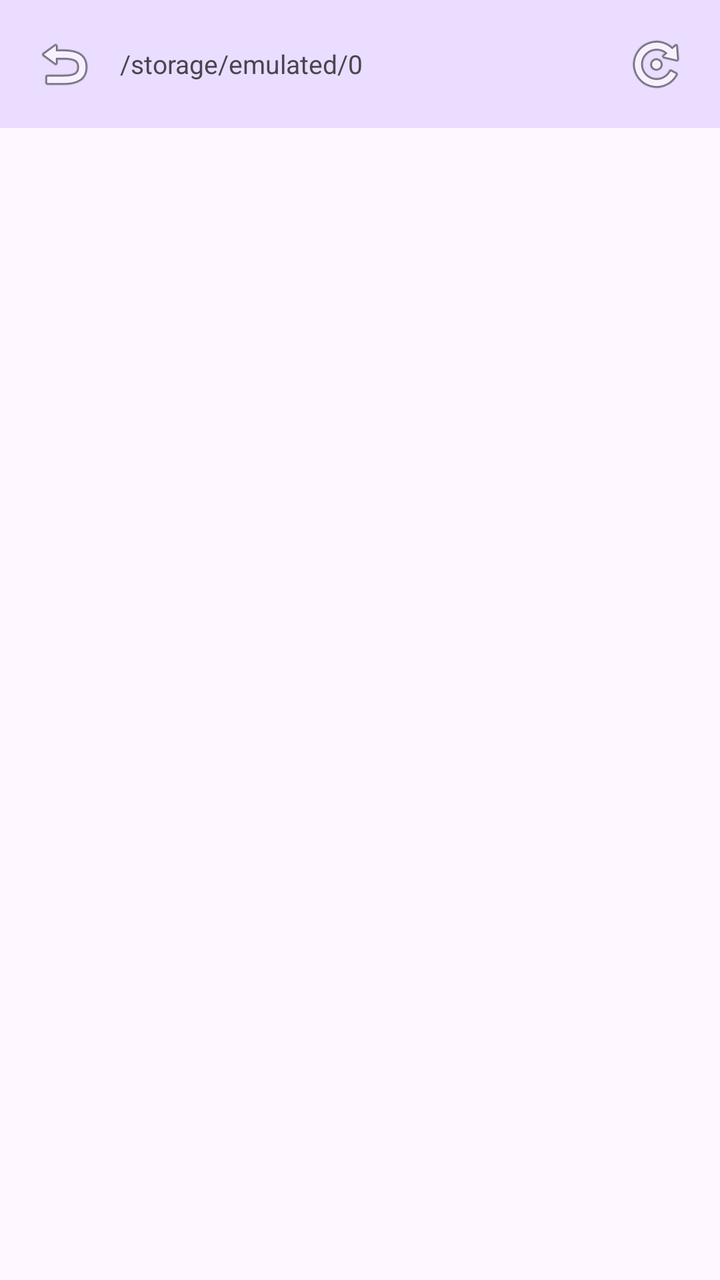
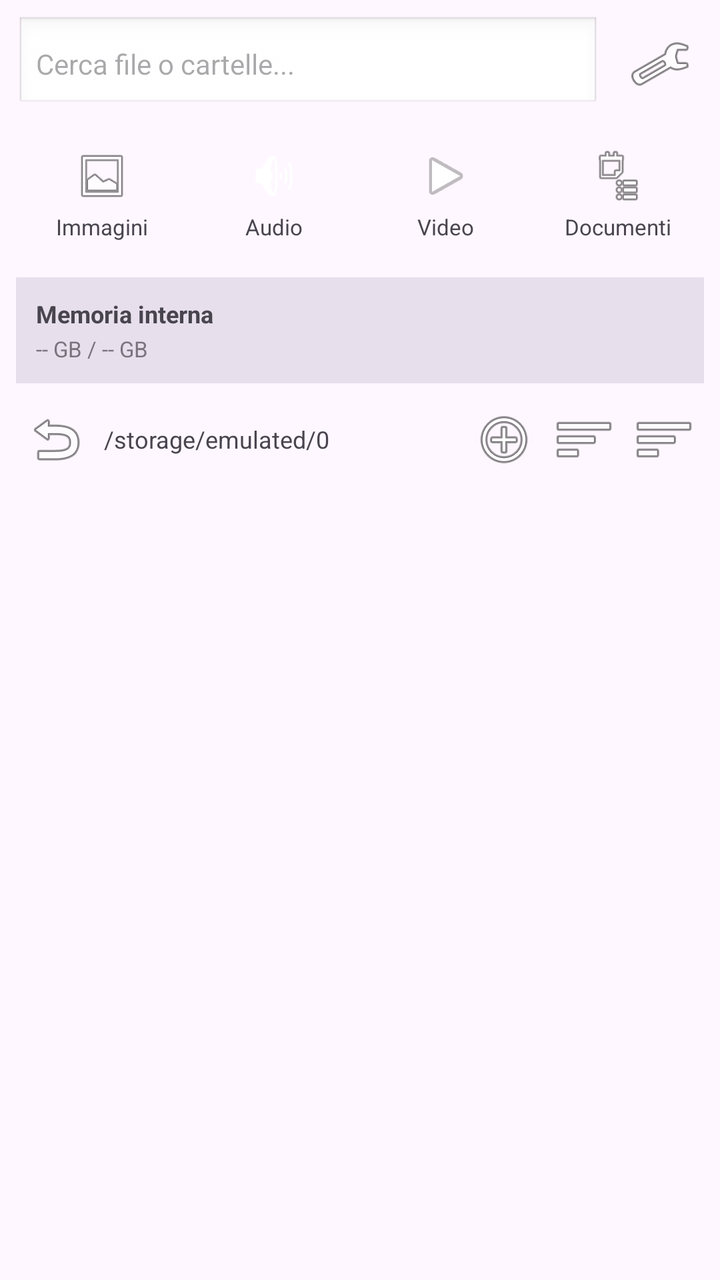

The first picture is an Android layout as it rendered before a commit; the second is the same layout after the commit. The layout source and the unified diff follow.
<!-- AndroidManifest.xml: application theme Theme.Material3.DayNight.NoActionBar -->
<!-- res/layout/activity_main.xml -->
<?xml version="1.0" encoding="utf-8"?>
<LinearLayout xmlns:android="http://schemas.android.com/apk/res/android"
    android:layout_width="match_parent"
    android:layout_height="match_parent"
    android:orientation="vertical">

    <LinearLayout
        android:layout_width="match_parent"
        android:layout_height="wrap_content"
        android:orientation="horizontal"
        android:padding="12dp"
        android:background="?attr/colorPrimaryContainer">

        <ImageButton
            android:id="@+id/btnBack"
            android:layout_width="40dp"
            android:layout_height="40dp"
            android:src="@android:drawable/ic_menu_revert"
            android:background="?attr/selectableItemBackgroundBorderless"
            android:contentDescription="Indietro" />

        <TextView
            android:id="@+id/txtPath"
            android:layout_width="0dp"
            android:layout_height="wrap_content"
            android:layout_weight="1"
            android:layout_gravity="center_vertical"
            android:paddingStart="8dp"
            android:paddingEnd="8dp"
            android:text="/storage/emulated/0"
            android:textSize="13sp"
            android:maxLines="1"
            android:ellipsize="start" />

        <ImageButton
            android:id="@+id/btnRefresh"
            android:layout_width="40dp"
            android:layout_height="40dp"
            android:src="@android:drawable/ic_menu_rotate"
            android:background="?attr/selectableItemBackgroundBorderless"
            android:contentDescription="Aggiorna" />
    </LinearLayout>

    <androidx.recyclerview.widget.RecyclerView
        android:id="@+id/recyclerFiles"
        android:layout_width="match_parent"
        android:layout_height="0dp"
        android:layout_weight="1"
        android:padding="4dp"
        android:clipToPadding="false" />

</LinearLayout>
<!-- resources referenced by this layout -->
<resources>

</resources>

<!-- the commit's change to res/layout/activity_main.xml (unified diff, before → after) -->
@@ -4,12 +4,187 @@
     android:layout_height="match_parent"
     android:orientation="vertical">
 
-    <LinearLayout
-        android:layout_width="match_parent"
-        android:layout_height="wrap_content"
-        android:orientation="horizontal"
-        android:padding="12dp"
-        android:background="?attr/colorPrimaryContainer">
+    
+    <LinearLayout
+        android:layout_width="match_parent"
+        android:layout_height="wrap_content"
+        android:orientation="horizontal"
+        android:padding="8dp"
+        android:gravity="center_vertical">
+
+        <EditText
+            android:id="@+id/editSearch"
+            android:layout_width="0dp"
+            android:layout_height="wrap_content"
+            android:layout_weight="1"
+            android:hint="Cerca file o cartelle..."
+            android:padding="10dp"
+            android:textSize="14sp"
+            android:background="@android:drawable/edit_text"
+            android:maxLines="1"
+            android:inputType="text" />
+
+        <ImageButton
+            android:id="@+id/btnSettings"
+            android:layout_width="44dp"
+            android:layout_height="44dp"
+            android:layout_marginStart="8dp"
+            android:src="@android:drawable/ic_menu_preferences"
+            android:background="?attr/selectableItemBackgroundBorderless"
+            android:contentDescription="Impostazioni" />
+    </LinearLayout>
+
+    
+    <LinearLayout
+        android:layout_width="match_parent"
+        android:layout_height="wrap_content"
+        android:orientation="horizontal"
+        android:paddingStart="8dp"
+        android:paddingEnd="8dp"
+        android:paddingBottom="8dp">
+
+        <LinearLayout
+            android:id="@+id/catImages"
+            android:layout_width="0dp"
+            android:layout_height="wrap_content"
+            android:layout_weight="1"
+            android:orientation="vertical"
+            android:gravity="center"
+            android:padding="10dp"
+            android:background="?attr/selectableItemBackground">
+
+            <ImageView
+                android:layout_width="28dp"
+                android:layout_height="28dp"
+                android:src="@android:drawable/ic_menu_gallery"
+                android:contentDescription="" />
+
+            <TextView
+                android:layout_width="wrap_content"
+                android:layout_height="wrap_content"
+                android:text="Immagini"
+                android:textSize="11sp"
+                android:paddingTop="4dp" />
+        </LinearLayout>
+
+        <LinearLayout
+            android:id="@+id/catAudio"
+            android:layout_width="0dp"
+            android:layout_height="wrap_content"
+            android:layout_weight="1"
+            android:orientation="vertical"
+            android:gravity="center"
+            android:padding="10dp"
+            android:background="?attr/selectableItemBackground">
+
+            <ImageView
+                android:layout_width="28dp"
+                android:layout_height="28dp"
+                android:src="@android:drawable/ic_lock_silent_mode_off"
+                android:contentDescription="" />
+
+            <TextView
+                android:layout_width="wrap_content"
+                android:layout_height="wrap_content"
+                android:text="Audio"
+                android:textSize="11sp"
+                android:paddingTop="4dp" />
+        </LinearLayout>
+
+        <LinearLayout
+            android:id="@+id/catVideo"
+            android:layout_width="0dp"
+            android:layout_height="wrap_content"
+            android:layout_weight="1"
+            android:orientation="vertical"
+            android:gravity="center"
+            android:padding="10dp"
+            android:background="?attr/selectableItemBackground">
+
+            <ImageView
+                android:layout_width="28dp"
+                android:layout_height="28dp"
+                android:src="@android:drawable/ic_media_play"
+                android:contentDescription="" />
+
+            <TextView
+                android:layout_width="wrap_content"
+                android:layout_height="wrap_content"
+                android:text="Video"
+                android:textSize="11sp"
+                android:paddingTop="4dp" />
+        </LinearLayout>
+
+        <LinearLayout
+            android:id="@+id/catDocs"
+            android:layout_width="0dp"
+            android:layout_height="wrap_content"
+            android:layout_weight="1"
+            android:orientation="vertical"
+            android:gravity="center"
+            android:padding="10dp"
+            android:background="?attr/selectableItemBackground">
+
+            <ImageView
+                android:layout_width="28dp"
+                android:layout_height="28dp"
+                android:src="@android:drawable/ic_menu_agenda"
+                android:contentDescription="" />
+
+            <TextView
+                android:layout_width="wrap_content"
+                android:layout_height="wrap_content"
+                android:text="Documenti"
+                android:textSize="11sp"
+                android:paddingTop="4dp" />
+        </LinearLayout>
+    </LinearLayout>
+
+    
+    <LinearLayout
+        android:id="@+id/storageRow"
+        android:layout_width="match_parent"
+        android:layout_height="wrap_content"
+        android:orientation="horizontal"
+        android:paddingStart="8dp"
+        android:paddingEnd="8dp"
+        android:paddingBottom="8dp">
+
+        <LinearLayout
+            android:layout_width="0dp"
+            android:layout_height="wrap_content"
+            android:layout_weight="1"
+            android:orientation="vertical"
+            android:padding="10dp"
+            android:background="?attr/colorSurfaceVariant">
+
+            <TextView
+                android:layout_width="wrap_content"
+                android:layout_height="wrap_content"
+                android:text="Memoria interna"
+                android:textSize="12sp"
+                android:textStyle="bold" />
+
+            <TextView
+                android:id="@+id/txtInternalInfo"
+                android:layout_width="wrap_content"
+                android:layout_height="wrap_content"
+                android:text="-- GB / -- GB"
+                android:textSize="11sp"
+                android:alpha="0.7"
+                android:paddingTop="2dp" />
+        </LinearLayout>
+    </LinearLayout>
+
+    
+    <LinearLayout
+        android:layout_width="match_parent"
+        android:layout_height="wrap_content"
+        android:orientation="horizontal"
+        android:paddingStart="8dp"
+        android:paddingEnd="8dp"
+        android:paddingBottom="8dp"
+        android:gravity="center_vertical">
 
         <ImageButton
             android:id="@+id/btnBack"
@@ -24,23 +199,39 @@
             android:layout_width="0dp"
             android:layout_height="wrap_content"
             android:layout_weight="1"
-            android:layout_gravity="center_vertical"
-            android:paddingStart="8dp"
-            android:paddingEnd="8dp"
+            android:paddingStart="4dp"
+            android:paddingEnd="4dp"
             android:text="/storage/emulated/0"
-            android:textSize="13sp"
+            android:textSize="12sp"
             android:maxLines="1"
             android:ellipsize="start" />
 
         <ImageButton
-            android:id="@+id/btnRefresh"
-            android:layout_width="40dp"
-            android:layout_height="40dp"
-            android:src="@android:drawable/ic_menu_rotate"
-            android:background="?attr/selectableItemBackgroundBorderless"
-            android:contentDescription="Aggiorna" />
-    </LinearLayout>
-
+            android:id="@+id/btnAddFolder"
+            android:layout_width="40dp"
+            android:layout_height="40dp"
+            android:src="@android:drawable/ic_menu_add"
+            android:background="?attr/selectableItemBackgroundBorderless"
+            android:contentDescription="Nuova cartella" />
+
+        <ImageButton
+            android:id="@+id/btnSort"
+            android:layout_width="40dp"
+            android:layout_height="40dp"
+            android:src="@android:drawable/ic_menu_sort_by_size"
+            android:background="?attr/selectableItemBackgroundBorderless"
+            android:contentDescription="Ordina" />
+
+        <ImageButton
+            android:id="@+id/btnViewToggle"
+            android:layout_width="40dp"
+            android:layout_height="40dp"
+            android:src="@android:drawable/ic_menu_sort_by_size"
+            android:background="?attr/selectableItemBackgroundBorderless"
+            android:contentDescription="Vista" />
+    </LinearLayout>
+
+    
     <androidx.recyclerview.widget.RecyclerView
         android:id="@+id/recyclerFiles"
         android:layout_width="match_parent"
